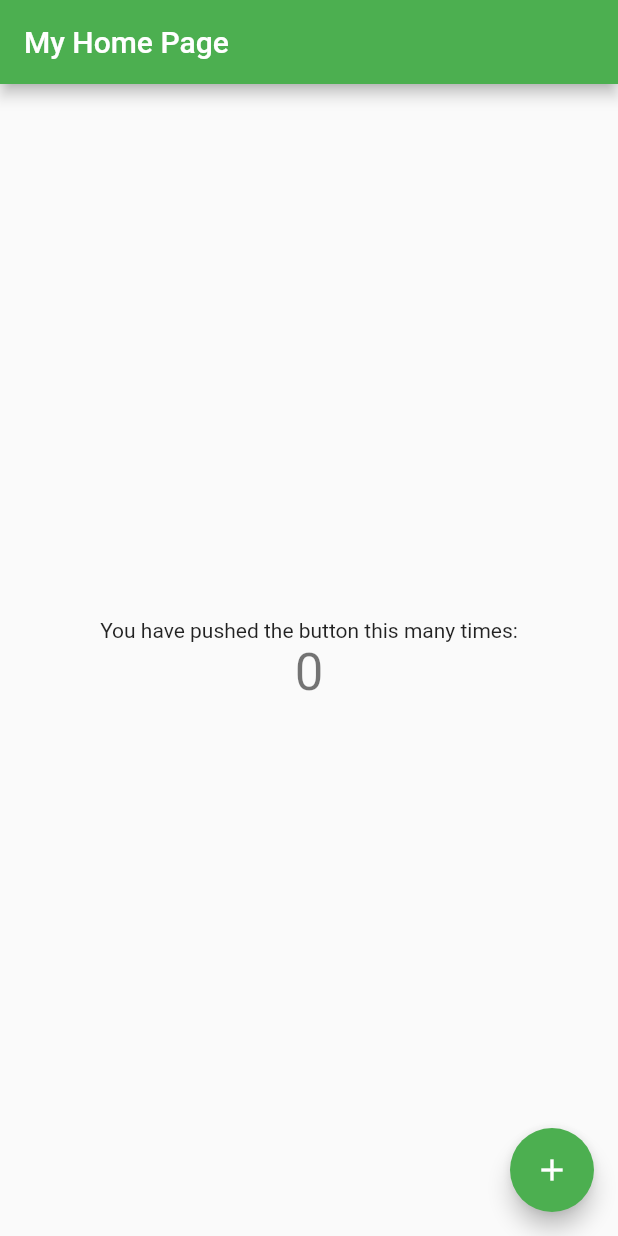
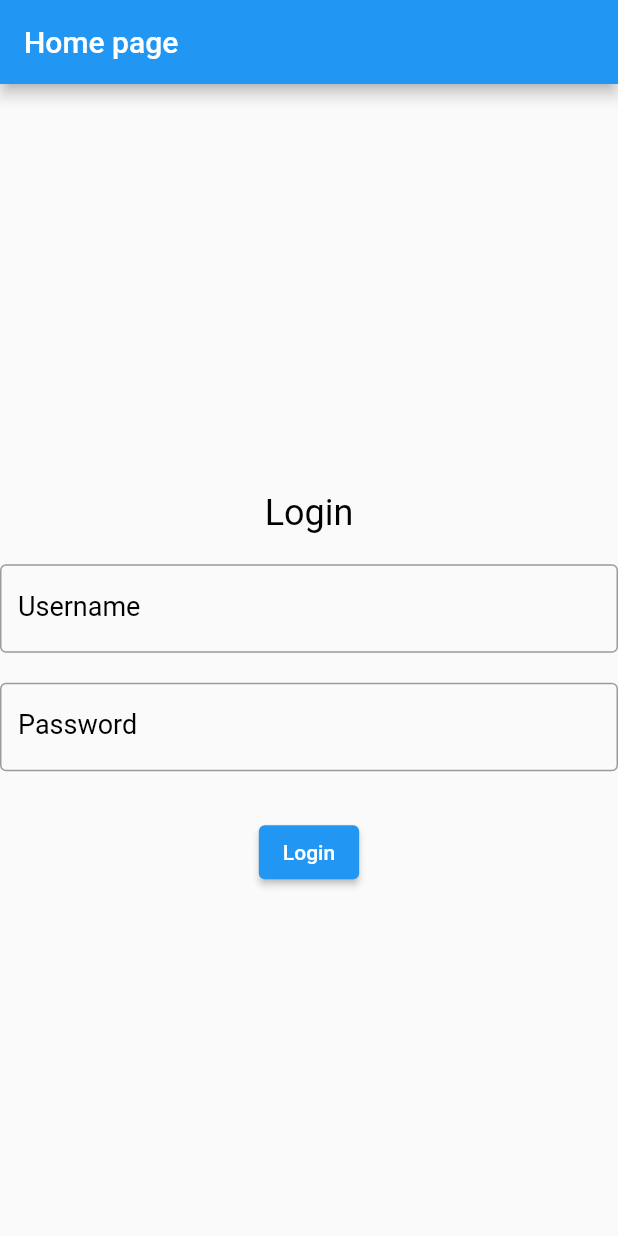
Before and after one commit to KushDayv/my-flutter-project, a Flutter app: the screen it shows after launch, on a phone screen of 412 x 824 dp. Run offline on Flutter 3.47's test engine with Material 2 defaults, Android fonts, the phone set to English and light mode, and no system bars.

Commit message:
added username and email text field

```diff
--- a/lib/main.dart
+++ b/lib/main.dart
@@ -13,7 +13,7 @@ class MyApp extends StatelessWidget {
     return MaterialApp(
       title: 'My Home Page',
       theme: ThemeData(
-        primarySwatch: Colors.green,
+        primarySwatch: Colors.blue,
       ),
       home: const MyHomePage(title: 'My Home Page'),
     );
@@ -30,41 +30,118 @@ class MyHomePage extends StatefulWidget {
 }
 
 class _MyHomePageState extends State<MyHomePage> {
-  int _counter = 0;
+  TextEditingController usernameController = TextEditingController();
+  TextEditingController emailController = TextEditingController();
+  TextEditingController passwordController = TextEditingController();
 
-  void _incrementCounter() {
-    setState(() {
-      _counter++;
-    });
-  }
+  String username = '';
+  String email = '';
 
   @override
   Widget build(BuildContext context) {
     return Scaffold(
       appBar: AppBar(
-        title: Text(widget.title),
+        title: const Text('Home page'),
       ),
       body: Center(
-        // Center is a layout widget. It takes a single child and positions it
-        // in the middle of the parent.
         child: Column(
           mainAxisAlignment: MainAxisAlignment.center,
-          children: <Widget>[
+          children: [
+            const SizedBox(
+              height: 20,
+            ),
+
+            //image
+            Center(
+              child: Container(
+                height: 0.3,
+                width: 0.8,
+                decoration: BoxDecoration(
+                    borderRadius: BorderRadius.circular(20),
+                    image: const DecorationImage(
+                        image: AssetImage('lib/Assets/bulbsd.jpg'),
+                        fit: BoxFit.cover)),
+              ),
+            ),
+            const SizedBox(
+              height: 20,
+            ),
             const Text(
-              'You have pushed the button this many times:',
+              'Login',
+              style: TextStyle(
+                fontSize: 24,
+                color: Colors.black,
+              ),
             ),
-            Text(
-              '$_counter',
-              style: Theme.of(context).textTheme.headlineMedium,
+            const SizedBox(
+              height: 20,
             ),
+            TextFormField(
+              controller: usernameController,
+              decoration: const InputDecoration(
+                border: OutlineInputBorder(
+                    borderSide: BorderSide(
+                  color: Colors.black,
+                  width: 1,
+                )),
+                label: Text(
+                  'Username',
+                  style: TextStyle(fontSize: 18, color: Colors.black),
+                ),
+              ),
+            ),
+            const SizedBox(
+              height: 20,
+            ),
+            TextFormField(
+              controller: passwordController,
+              decoration: const InputDecoration(
+                border: OutlineInputBorder(
+                    borderSide: BorderSide(
+                  color: Colors.black,
+                  width: 1,
+                )),
+                label: Text(
+                  'Password',
+                  style: TextStyle(fontSize: 18, color: Colors.black),
+                ),
+              ),
+            ),
+            const SizedBox(
+              height: 30,
+            ),
+            Center(
+              child: ElevatedButton(
+                onPressed: () async {
+                  // if (emailController.text.isEmpty ||
+                  //     passwordController.text.isEmpty) {
+                  //   ScaffoldMessenger.of(context).showSnackBar(const SnackBar(
+                  //       backgroundColor: Colors.red,
+                  //       content: Text("please fill in fields")));
+                  // } else {
+                  //   await Authentication().loginUser(
+                  //     context: context,
+                  //     email: emailController.text,
+                  //     password: passwordController.text,
+                  //   );
+                  // }
+                },
+                child: const Text('Login'),
+              ),
+            ),
+
+            // Center(
+            //   child: TextButton(
+            //       onPressed: () {
+            //         Navigator.of(context).push(MaterialPageRoute(
+            //             builder: (context) => const Register()));
+            //       },
+            //       child: const Text('Dont have account register')),
+            // )
           ],
         ),
       ),
-      floatingActionButton: FloatingActionButton(
-        onPressed: _incrementCounter,
-        tooltip: 'Increment',
-        child: const Icon(Icons.add),
-      ), // This trailing comma makes auto-formatting nicer for build methods.
+      // This trailing comma makes auto-formatting nicer for build methods.
     );
   }
 }
```
